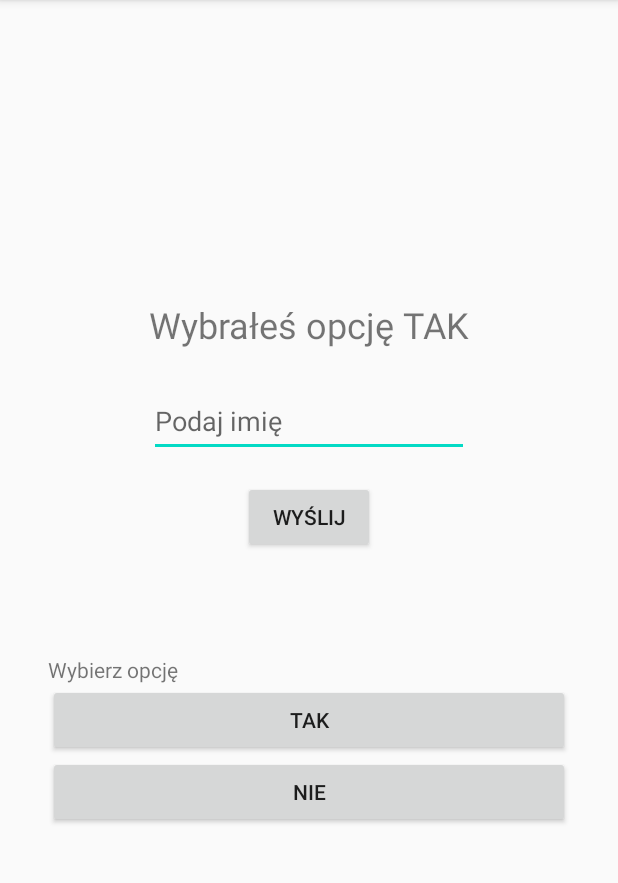
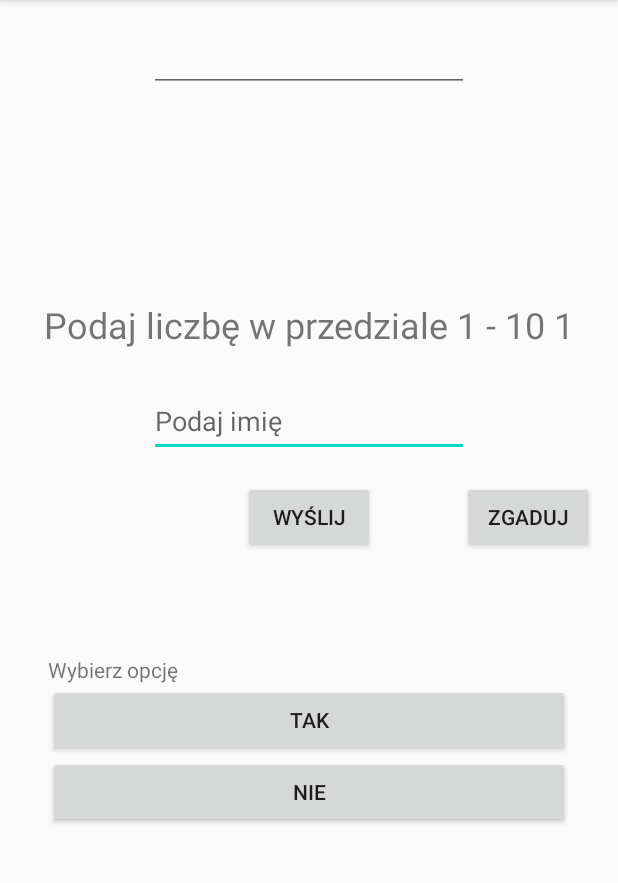
Before and after one commit to lukKotecki/ANDROID-collection, an Android app: the TaskTwoActivity screen opened directly, with no data from a screen before it, after a tap on "TAK", on a phone screen of 412 x 824 dp, the part 84-967 px from its top. Run offline under Robolectric (Android 15) with nearby library versions, the phone set to English and light mode, and no system bars; 1 other tap on this screen came first.

Commit message:
przed zmiana sytyemu, zadanie 2

```diff
--- a/Aplikacja_2022_09v2/app/src/main/java/com/example/aplikacja_2022_09v2/TaskTwoActivity.java
+++ b/Aplikacja_2022_09v2/app/src/main/java/com/example/aplikacja_2022_09v2/TaskTwoActivity.java
@@ -10,7 +10,11 @@ import android.widget.EditText;
 import android.widget.LinearLayout;
 import android.widget.TextView;
 
+import java.util.Random;
+
 public class TaskTwoActivity extends AppCompatActivity {
+
+    int randomNumber = 0;
 
     @Override
     protected void onCreate(Bundle savedInstanceState) {
@@ -43,14 +47,6 @@ public class TaskTwoActivity extends AppCompatActivity {
         klawiszNie.setOnClickListener(this::notStartGame);
 
 
-
-    }
-
-
-
-    public void startGame(View view){
-        TextView welcomeMessage = findViewById(R.id.welcomeText);
-        welcomeMessage.setText("Wybrałeś opcję TAK");
     }
 
     public void notStartGame(View view){
@@ -58,4 +54,45 @@ public class TaskTwoActivity extends AppCompatActivity {
         welcom.setText("Szkoda że wybrałeś opcję NIE");
     }
 
+
+
+
+    public void startGame(View view){
+        TextView welcomeMessage = findViewById(R.id.welcomeText);
+        welcomeMessage.setText("Wybrałeś opcję TAK");
+
+        randomNumber = new Random().nextInt(5);
+
+        TextView textView = findViewById(R.id.welcomeText);
+        textView.setText("Podaj liczbę w przedziale 1 - 10 "+randomNumber);
+
+
+
+
+
+    }
+
+
+    public void sprawdzLiczbe(View view){
+        EditText podanaLiczba = findViewById(R.id.editTextNumber);
+        TextView text = findViewById(R.id.welcomeText);
+
+        int liczba =2;
+        try {
+            liczba = Integer.parseInt(podanaLiczba.toString());
+        }catch (NumberFormatException e){
+            text.setText("To nie liczba "+e.getMessage());
+
+        }
+
+
+        if (liczba == randomNumber){
+            //text.setText(liczba+" Brawo! zgadłeś "+randomNumber);
+        }else{
+            //text.setText(liczba+" Pudło "+randomNumber);
+        }
+
+    }
+
+
 }
--- a/Aplikacja_2022_09v2/app/src/main/res/layout/activity_task_two.xml
+++ b/Aplikacja_2022_09v2/app/src/main/res/layout/activity_task_two.xml
@@ -53,4 +53,25 @@
         app:layout_constraintEnd_toEndOf="parent"
         app:layout_constraintStart_toStartOf="parent"
         app:layout_constraintTop_toBottomOf="@+id/sendButtonTaskTwo"></LinearLayout>
+
+    <Button
+        android:id="@+id/zgadujButton"
+        android:layout_width="wrap_content"
+        android:layout_height="wrap_content"
+        android:layout_marginEnd="16dp"
+        android:onClick="sprawdzLiczbe"
+        android:text="Zgaduj"
+        app:layout_constraintBaseline_toBaselineOf="@+id/sendButtonTaskTwo"
+        app:layout_constraintEnd_toEndOf="parent" />
+
+    <EditText
+        android:id="@+id/editTextNumber"
+        android:layout_width="wrap_content"
+        android:layout_height="wrap_content"
+        android:layout_marginTop="16dp"
+        android:ems="10"
+        android:inputType="number"
+        app:layout_constraintEnd_toEndOf="parent"
+        app:layout_constraintStart_toStartOf="parent"
+        app:layout_constraintTop_toTopOf="parent" />
 </android.support.constraint.ConstraintLayout>
```
